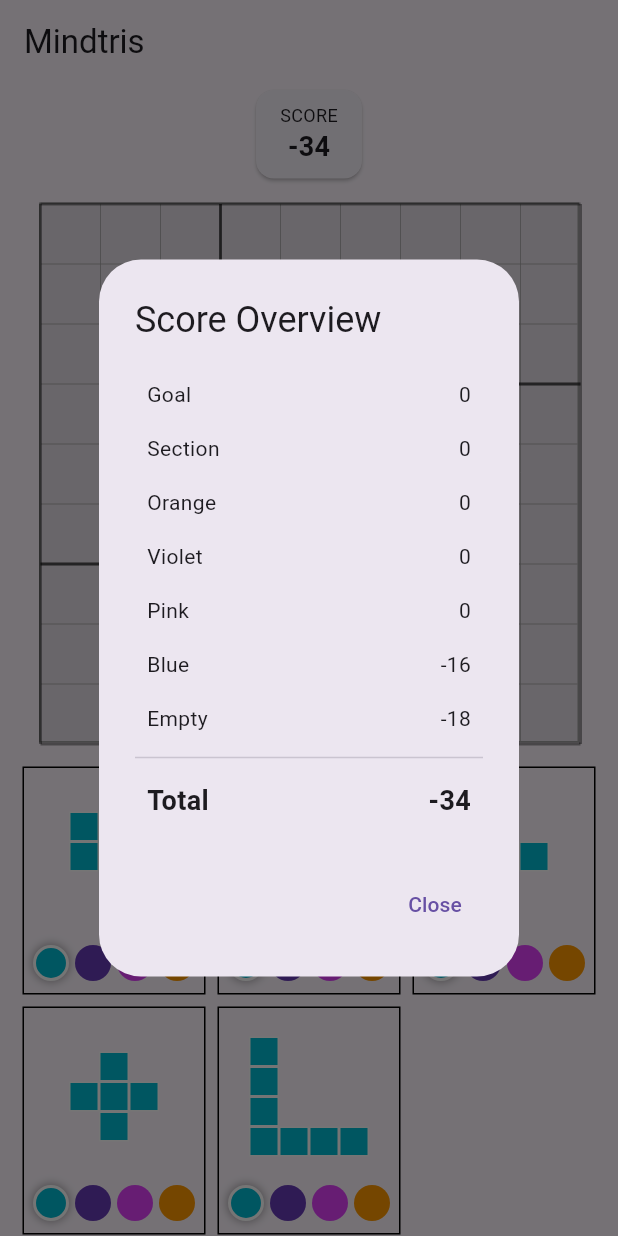
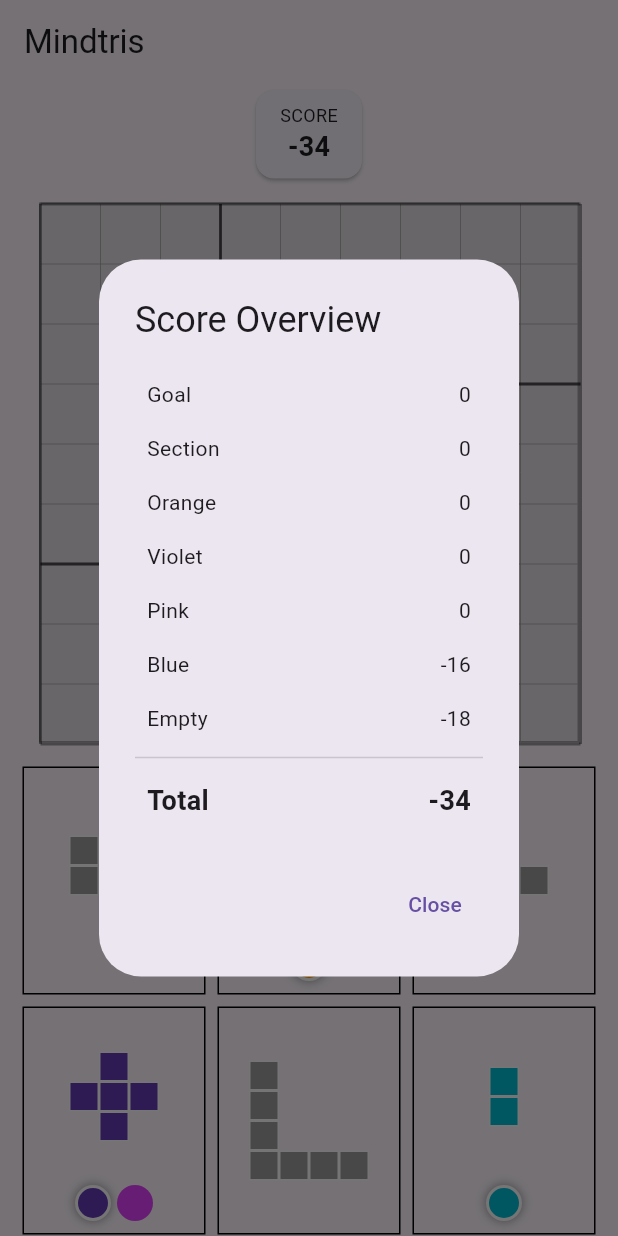
Before and after one commit to nmsger/Mindtris, a Flutter app: the screen it shows after launch, after a tap on "SCORE", on a phone screen of 412 x 824 dp. Run offline on Flutter 3.47's test engine with Material 3 defaults, Android fonts, the phone set to English and light mode, and no system bars; our stand-ins replace get_it.

Commit message:
feat: connect shape selection with placing shapes

```diff
--- a/lib/game/game_screen.dart
+++ b/lib/game/game_screen.dart
@@ -1,13 +1,14 @@
 
 import 'package:flutter/material.dart';
-import 'package:mindtris/config/constants.dart';
-import 'package:mindtris/game/view_model/score_view_model.dart';
-import 'package:mindtris/game/view_model/shape_selection_view_model.dart';
-import 'package:mindtris/game/widget/board_widget.dart';
-import 'package:mindtris/game/widget/score_widget.dart';
-import 'package:mindtris/game/widget/shape_selection_widget.dart';
 
+import '../config/constants.dart';
+import 'model/shape.dart';
 import 'view_model/board_view_model.dart';
+import 'view_model/score_view_model.dart';
+import 'view_model/shape_selection_view_model.dart';
+import 'widget/board_widget.dart';
+import 'widget/score_widget.dart';
+import 'widget/shape_selection_widget.dart';
 
 class GameScreen extends StatefulWidget {
   const GameScreen({super.key});
@@ -23,12 +24,9 @@ class _GameScreenState extends State<GameScreen> {
   final ScoreViewModel scoreViewModel = ScoreViewModel();
   final ShapeSelectionViewModel selectionViewModel = ShapeSelectionViewModel();
 
-  // void _handleShapeRotation(int index, Shape rotatedShape) {
-  //   setState(() {
-  //       shapes[index] = rotatedShape;
-  //     }
-  //   );
-  // }
+  void onPlacedShape() {
+    selectionViewModel.nextTurn();
+  }
 
   @override
   Widget build(BuildContext context) {
@@ -42,43 +40,9 @@ class _GameScreenState extends State<GameScreen> {
             ScoreWidget(viewModel: scoreViewModel,),
             Padding(
               padding: const EdgeInsets.all(12.0),
-              child: BoardWidget(viewModel: boardViewModel),
+              child: BoardWidget(viewModel: boardViewModel, onPlacedShape: (Shape shape, Point point) => onPlacedShape(), ),
             ),
             ShapeSelectionWidget(viewModel: selectionViewModel,),
-            // Container(
-            //   height: 220,
-            //   width: 400,
-            //   color: Colors.grey[200],
-            //   padding: const EdgeInsets.symmetric(vertical: 20),
-            //   child: SingleChildScrollView(
-            //     scrollDirection: Axis.horizontal,
-            //     child: Row(
-            //       mainAxisAlignment: MainAxisAlignment.spaceAround,
-            //       children: List.generate(shapes.length, (index) {
-            //           return Padding(
-            //             padding: const EdgeInsets.symmetric(horizontal: 12.0),
-            //             child: Container(
-            //               decoration: BoxDecoration(
-            //                 border: Border.all(color: Colors.black),
-            //               ),
-            //               child: SizedBox(
-            //                 width: 140,
-            //                 height: 140,
-            //                 child: Center(
-            //                   child: DraggableShapeWidget(
-            //                     shape: shapes[index],
-            //                     cellSize: cellSize,
-            //                     onRotate: (rotatedShape) => _handleShapeRotation(index, rotatedShape),
-            //                   ),
-            //                 ),
-            //               ),
-            //             ),
-            //           );
-            //         }
-            //       ),
-            //     )
-            //   )
-            // )
           ],
         ),
       )
--- a/lib/game/repository/board_repository.dart
+++ b/lib/game/repository/board_repository.dart
@@ -85,9 +85,9 @@ class BoardRepository extends ChangeNotifier {
     return true;
   }
 
-  void placeShape(Shape shape, Point anchorPoint) {
+  bool placeShape(Shape shape, Point anchorPoint) {
     if (!canPlaceShape(shape, anchorPoint)) {
-      return;
+      return false;
     }
 
     for (Point block in shape.blocks) {
@@ -100,5 +100,6 @@ class BoardRepository extends ChangeNotifier {
         point: anchorPoint
       ));
     notifyListeners();
+    return true;
   }
 }
--- a/lib/game/repository/shape_repository.dart
+++ b/lib/game/repository/shape_repository.dart
@@ -1,39 +1,26 @@
 
 import 'dart:math';
 
-import 'package:mindtris/game/model/shape_color.dart';
-
 import '../model/shape.dart';
+import '../model/shape_color.dart';
 import '../model/shapes.dart';
 
 class ShapeRepository {
   final List<Shape> _shapes;
   late List<ShapeSelection> _currentTurn;
   final int randomSelectionSize = 5;
+  int curIndex = 0;
+  List<ShapeColor> allColors = [ShapeColor.orange, ShapeColor.blue, ShapeColor.pink, ShapeColor.violet];
+  final Shape baseShape = Shape(type: ShapeType.M,
+    color: ShapeColor.disabled,
+    blocks: [Point(0, 0), Point(0, 1)]);
 
   ShapeRepository({List<Shape>? shapes})
-      : _shapes = shapes ?? List.from(allShapes) {
-    init();
+    : _shapes = shapes ?? List.from(allShapes) {
+    _init();
   }
 
   List<ShapeSelection> get selection => List.unmodifiable(_currentTurn);
-
-  void init() {
-    assert(_shapes.length >= randomSelectionSize);
-
-    _currentTurn = [];
-    for (var i=0; i<randomSelectionSize; i++) {
-      List<ShapeColor> avlColors = [ShapeColor.orange, ShapeColor.blue, ShapeColor.pink, ShapeColor.violet];
-      avlColors.shuffle();
-      Shape shape = _shapes[i].withColor(avlColors[0]);
-
-      ShapeSelection selection = ShapeSelection(
-          shape: shape,
-          availableColors: avlColors)
-      ;
-      _currentTurn.add(selection);
-    }
-  }
 
   void updateShape(Shape shape) {
     final int index = _currentTurn.indexWhere((s) => s.shape.type == shape.type);
@@ -43,4 +30,75 @@ class ShapeRepository {
     _currentTurn[index] = newShape;
   }
 
+  void nextTurn() {
+    if (curIndex == _shapes.length) {
+      print("DONE");
+      return;
+    }
+    _currentTurn = _generateSelections(
+      randomSelectionSize,
+      (i) => i == 0 ? _shapes[curIndex] : _currentTurn[i-1].shape,
+    );
+
+    curIndex++;
+  }
+
+  void _init() {
+    assert(_shapes.length >= randomSelectionSize);
+    _currentTurn = _generateSelections(
+      randomSelectionSize,
+      (i) => _shapes[i],
+    );
+
+    curIndex = randomSelectionSize;
+  }
+
+  List<ShapeSelection> _generateSelections(
+    int count,
+    Shape Function(int index) shapeProvider,
+  ) {
+    final Random random = Random();
+    final List<int> weightedChoices = [0, 0, 0, 0, 0, 0, 0, 0, 1, 1, 1, 1, 1, 1, 1, 1, 1, 1, 2, 2, 2, 3, 4];
+    List<ShapeColor> availableColors = List.from(allColors);
+    weightedChoices.shuffle();
+
+    List<ShapeSelection> selections = [];
+    for (var i = 0; i < count; i++) {
+      // generate a random number of colors for each shape (0-4)
+      // each color is unique and can only be assigned to one shape
+      List<ShapeColor> shapeColors = [];
+      int numColors = weightedChoices[random.nextInt(weightedChoices.length)];
+      availableColors.shuffle(random);
+      for (int j = 0; j < numColors && availableColors.isNotEmpty; j++) {
+        shapeColors.add(availableColors.removeAt(0));
+      }
+
+      // create selection from shape + availableColors
+      Shape currentShape = shapeProvider(i);
+      Shape shape = shapeColors.isNotEmpty
+        ? currentShape.withColor(shapeColors[0])
+        : currentShape.withColor(ShapeColor.disabled);
+
+      ShapeSelection selection = ShapeSelection(
+        shape: shape,
+        availableColors: shapeColors,
+      );
+
+      selections.add(selection);
+    }
+    // 2-block base shape gets remaining colors or all colors (if no remaining exist)
+    Shape shape = availableColors.isNotEmpty
+      ? baseShape.withColor(availableColors[0])
+      : baseShape.withColor(allColors[0]);
+
+    ShapeSelection selection = ShapeSelection(
+      shape: shape,
+      availableColors: availableColors.isNotEmpty
+        ? availableColors
+        : List.from(allColors)
+    );
+    selections.add(selection);
+    return selections;
+  }
+
 }
--- a/lib/game/view_model/shape_selection_view_model.dart
+++ b/lib/game/view_model/shape_selection_view_model.dart
@@ -28,4 +28,9 @@ class ShapeSelectionViewModel extends ChangeNotifier {
     _shapeRepository.updateShape(newShape);
     notifyListeners();
   }
+
+  void nextTurn() {
+    _shapeRepository.nextTurn();
+    notifyListeners();
+  }
 }
--- a/lib/game/widget/board_widget.dart
+++ b/lib/game/widget/board_widget.dart
@@ -9,8 +9,11 @@ import 'shape_widget.dart';
 
 class BoardWidget extends StatelessWidget {
   final BoardViewModel viewModel;
+  final Function(Shape shape, Point point) onPlacedShape;
 
-  const BoardWidget({super.key, required this.viewModel});
+  BoardWidget({super.key, required this.viewModel, required this.onPlacedShape}) {
+    viewModel.onPlacedShape = onPlacedShape;
+  }
 
   @override
   Widget build(BuildContext context) {
--- a/lib/game/widget/shape_selection_widget.dart
+++ b/lib/game/widget/shape_selection_widget.dart
@@ -1,8 +1,9 @@
 
 import 'package:flutter/material.dart';
-import 'package:mindtris/game/model/shape_color.dart';
+import 'package:mindtris/game/widget/shape_widget.dart';
 
 import '../model/shape.dart';
+import '../model/shape_color.dart';
 import '../view_model/shape_selection_view_model.dart';
 import 'color_picker_widget.dart';
 import 'draggable_shape_widget.dart';
@@ -21,7 +22,8 @@ class ShapeSelectionWidget extends StatelessWidget {
           children: [
             ...viewModel.selection.map((s) =>
               _buildShapeContainer(s)
-            )
+            ),
+            // ElevatedButton(onPressed: viewModel.nextTurn, child: Text("NEXT"))
           ],
         );
       },
@@ -41,7 +43,10 @@ class ShapeSelectionWidget extends StatelessWidget {
           child: Column(
             mainAxisAlignment: MainAxisAlignment.spaceBetween,
             children: [
-              _buildDraggable(selection.shape),
+              selection.shape.color != ShapeColor.disabled
+                  ? _buildDraggable(selection.shape)
+                  : _buildNonDraggable(selection.shape),
+
               ColorPickerWidget(
                 shape: selection.shape,
                 availableColors: selection.availableColors,
@@ -68,33 +73,15 @@ class ShapeSelectionWidget extends StatelessWidget {
     );
   }
 
-  Widget _buildColorPicker(List<ShapeColor> availableColors) {
-    return Align(
-      alignment: Alignment.bottomCenter,
-      child: Padding(
-        padding: const EdgeInsets.only(bottom: 8.0),
-        child: Wrap(
-          // mainAxisSize: MainAxisSize.min,
-          children: [
-            const SizedBox(width: 1),
-            ...availableColors.expand((c) => [
-                _buildColorTouchable(c),
-                const SizedBox(width: 8),
-              ]),
-          ],
+  Widget _buildNonDraggable(Shape shape) {
+    return  Expanded(
+      child: Center(
+        child: ShapeWidget(
+          shape: shape,
+          cellSize: 20,
         ),
       ),
     );
   }
 
-  Widget _buildColorTouchable(ShapeColor color) {
-    return Container(
-      width: 22,
-      height: 22,
-      decoration: BoxDecoration(
-        color: color.toColor(),
-        shape: BoxShape.circle,
-      ),
-    );
-  }
 }
```
Also changed, not shown: lib/game/model/shape.dart (+6 -1 lines), lib/game/view_model/board_view_model.dart (+8 -2 lines).
